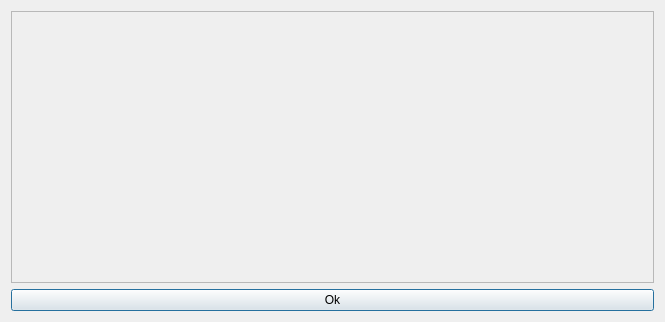
Qt form dialogs/ui/errormessageboxdialog.ui (sparqlunicorn/sparqlunicornGoesGIS) before a commit.
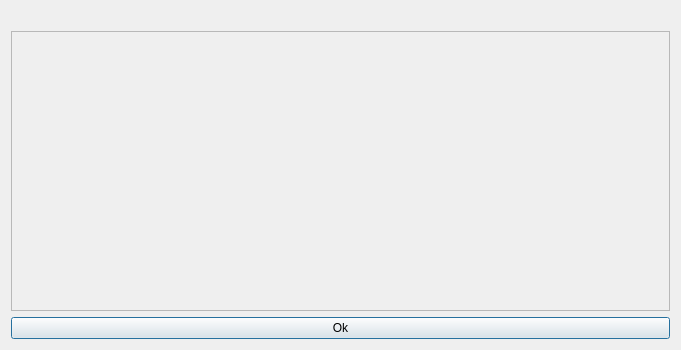
The same form after that commit.

What changed in the file:
```diff
--- a/dialogs/ui/errormessageboxdialog.ui
+++ b/dialogs/ui/errormessageboxdialog.ui
@@ -6,8 +6,8 @@
    <rect>
     <x>0</x>
     <y>0</y>
-    <width>665</width>
-    <height>322</height>
+    <width>681</width>
+    <height>350</height>
    </rect>
   </property>
   <property name="sizePolicy">
@@ -20,7 +20,7 @@
    <string>Dialog</string>
   </property>
   <layout class="QGridLayout" name="gridLayout_2">
-   <item row="0" column="0">
+   <item row="1" column="0">
     <widget class="QScrollArea" name="scrollArea">
      <property name="widgetResizable">
       <bool>true</bool>
@@ -30,8 +30,8 @@
        <rect>
         <x>0</x>
         <y>0</y>
-        <width>645</width>
-        <height>273</height>
+        <width>661</width>
+        <height>282</height>
        </rect>
       </property>
       <layout class="QGridLayout" name="gridLayout">
@@ -49,13 +49,20 @@
      </widget>
     </widget>
    </item>
-   <item row="1" column="0">
+   <item row="2" column="0">
     <widget class="QPushButton" name="confirmButton">
      <property name="text">
       <string>Ok</string>
      </property>
     </widget>
    </item>
+   <item row="0" column="0">
+    <widget class="QLabel" name="errorTitle">
+     <property name="text">
+      <string/>
+     </property>
+    </widget>
+   </item>
   </layout>
  </widget>
  <resources/>
```
Left out of the diff: 3 changed lines with no effect on the pictures.
